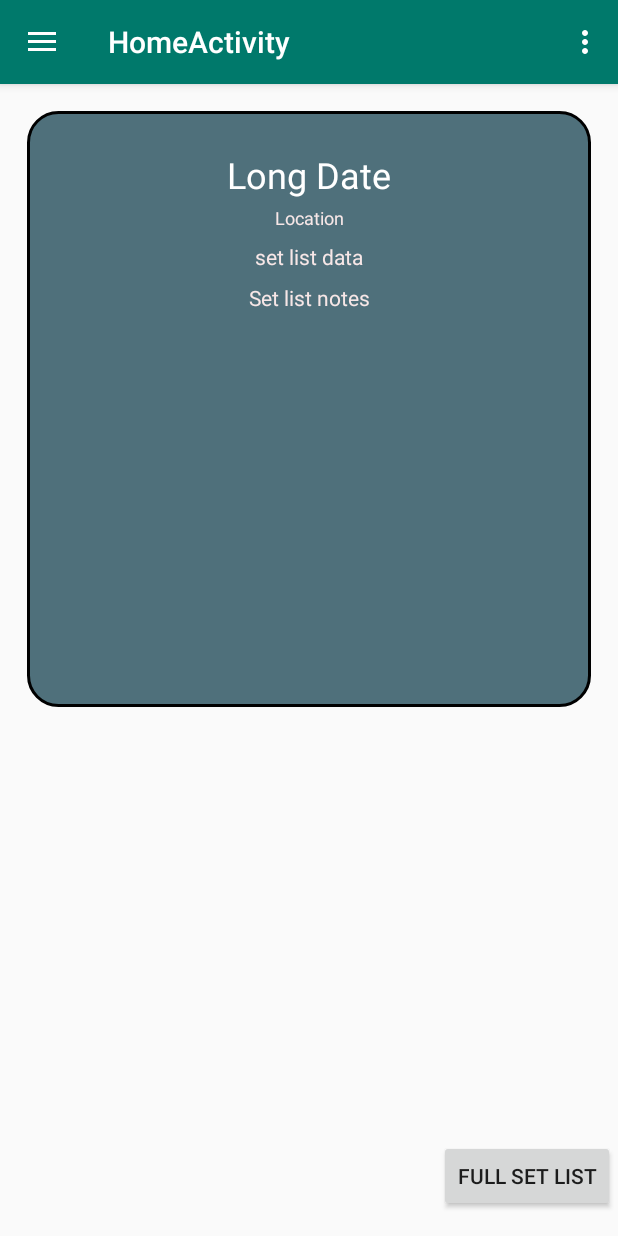
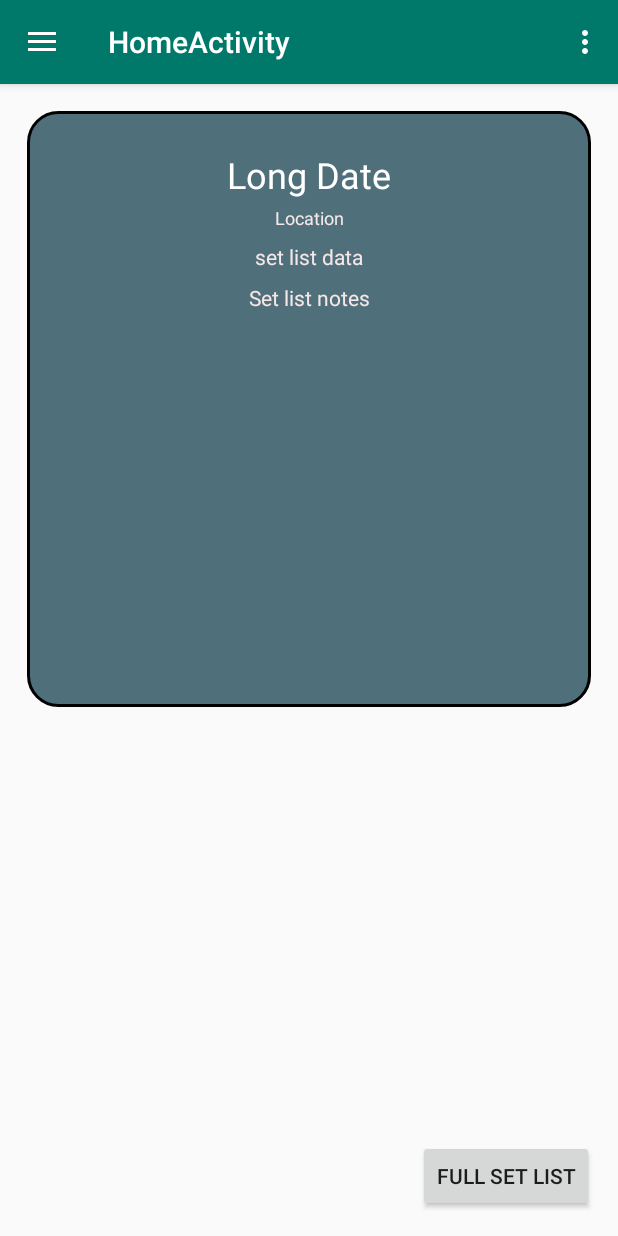
Before and after one commit to JoshuaAtherton/Android_login_screen, an Android app: the fragment SetListPostFragment placed in its activity, on a phone screen of 412 x 824 dp. Run offline under Robolectric (Android 15) with nearby library versions, the phone set to English and light mode, and no system bars.

Commit message:
realigned a button

```diff
--- a/app/src/main/res/layout/fragment_set_list_post.xml
+++ b/app/src/main/res/layout/fragment_set_list_post.xml
@@ -72,7 +72,7 @@
         android:id="@+id/button_fullSetList_SetListPost"
         android:layout_width="wrap_content"
         android:layout_height="wrap_content"
-        android:layout_marginEnd="2dp"
+        android:layout_marginEnd="16dp"
         android:layout_marginBottom="16dp"
         android:text="@string/full_setlist_button_text"
         app:layout_constraintBottom_toBottomOf="parent"
```
